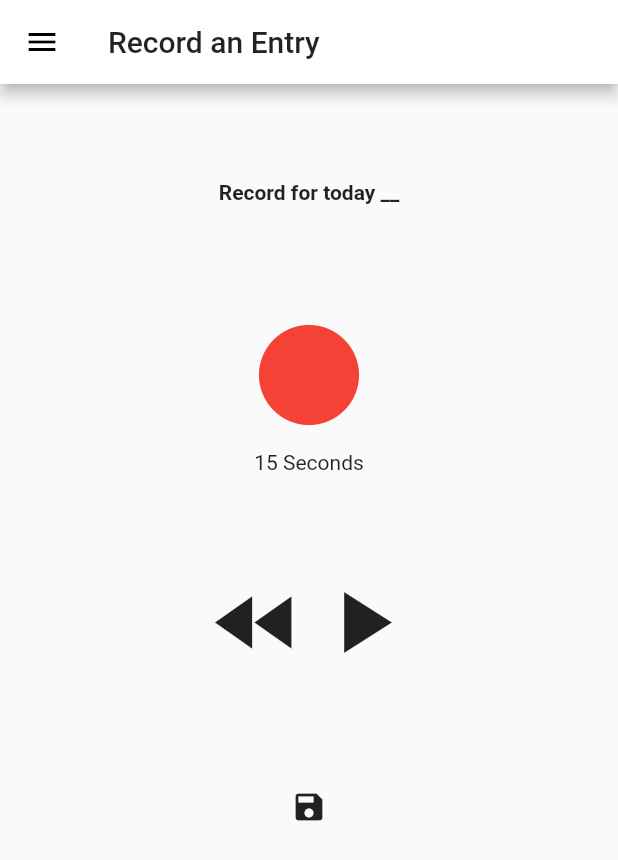
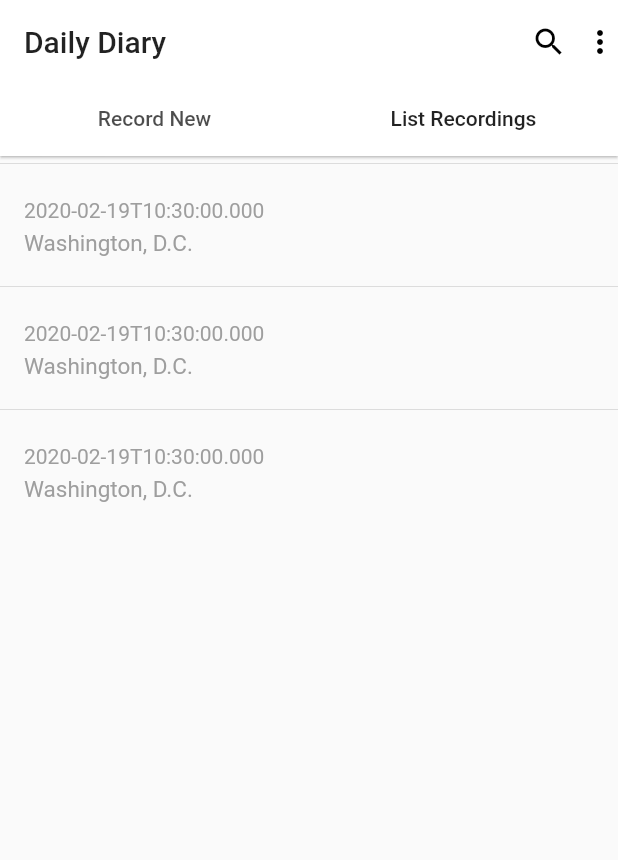
Before and after one commit to claptimes5/daily_diary, a Flutter app: the screen it shows after launch, on a phone screen of 412 x 824 dp. Shown: the top 860 px of the screen. Run offline on Flutter 3.47's test engine with Material 2 defaults, Android fonts, the phone set to English and light mode, and no system bars.

Commit message:
use tab layout instead

```diff
--- /dev/null
+++ b/lib/diary_app_home.dart
@@ -0,0 +1,54 @@
+import 'package:flutter/material.dart';
+import 'package:diary_app/pages/recording_list.dart';
+import 'package:diary_app/pages/recording_screen.dart';
+
+class DiaryAppHome extends StatefulWidget {
+  @override
+  _DiaryAppHomeState createState() => _DiaryAppHomeState();
+}
+
+class _DiaryAppHomeState extends State<DiaryAppHome>
+    with SingleTickerProviderStateMixin {
+  TabController _tabController;
+
+  @override
+  void initState() {
+    super.initState();
+
+    _tabController = TabController(vsync: this, initialIndex: 1, length: 2);
+  }
+
+  @override
+  Widget build(BuildContext context) {
+    return Scaffold(
+      appBar: AppBar(
+        title: Text("Daily Diary"),
+        elevation: 0.7,
+        bottom: TabBar(
+          controller: _tabController,
+          indicatorColor: Colors.white,
+          tabs: <Widget>[
+            Tab(text: "Record New"),
+            Tab(
+              text: "List Recordings",
+            ),
+          ],
+        ),
+        actions: <Widget>[
+          Icon(Icons.search),
+          Padding(
+            padding: const EdgeInsets.symmetric(horizontal: 5.0),
+          ),
+          Icon(Icons.more_vert)
+        ],
+      ),
+      body: TabBarView(
+        controller: _tabController,
+        children: <Widget>[
+          RecordingScreen(),
+          RecordingList(),
+        ],
+      ),
+    );
+  }
+}
--- /dev/null
+++ b/lib/models/recording.dart
@@ -0,0 +1,16 @@
+class Recording {
+//  final String name;
+//  final String message;
+  final DateTime time;
+
+//  final String avatarUrl;
+
+//  Recording({this.name, this.message, this.time, this.avatarUrl});
+  Recording({this.time});
+}
+
+List<Recording> dummyData = [
+  new Recording(time: DateTime.now()),
+  new Recording(time: DateTime.now()),
+  new Recording(time: DateTime.now())
+];
--- /dev/null
+++ b/lib/pages/recording_list.dart
@@ -0,0 +1,55 @@
+import 'package:flutter/material.dart';
+import 'package:diary_app/models/recording.dart';
+
+class RecordingList extends StatefulWidget {
+  @override
+  RecordingListState createState() {
+    return new RecordingListState();
+  }
+}
+
+class RecordingListState extends State<RecordingList> {
+  @override
+  Widget build(BuildContext context) {
+    return new ListView.builder(
+      itemCount: dummyData.length,
+      itemBuilder: (context, i) =>
+      new Column(
+        children: <Widget>[
+          new Divider(
+            height: 10.0,
+          ),
+          new ListTile(
+//            leading: new CircleAvatar(
+//              foregroundColor: Theme
+//                  .of(context)
+//                  .primaryColor,
+//              backgroundColor: Colors.grey,
+//              backgroundImage: new NetworkImage(dummyData[i].avatarUrl),
+//            ),
+            title: new Row(
+              mainAxisAlignment: MainAxisAlignment.spaceBetween,
+              children: <Widget>[
+//                new Text(
+//                  dummyData[i].name,
+//                  style: new TextStyle(fontWeight: FontWeight.bold),
+//                ),
+                new Text(
+                  dummyData[i].time.toIso8601String(),
+                  style: new TextStyle(color: Colors.grey, fontSize: 14.0),
+                ),
+              ],
+            ),
+            subtitle: new Container(
+              padding: const EdgeInsets.only(top: 5.0),
+              child: new Text(
+                'Washington, D.C.',
+                style: new TextStyle(color: Colors.grey, fontSize: 15.0),
+              ),
+            ),
+          )
+        ],
+      ),
+    );
+  }
+}
--- a/lib/recording_screen.dart
+++ b/lib/pages/recording_screen.dart
@@ -3,40 +3,8 @@ import 'package:flutter/material.dart';
 class RecordingScreen extends StatelessWidget {
   @override
   Widget build(BuildContext context) {
-    return Scaffold(
-      appBar: AppBar(title: Text('Record an Entry')),
-      body: _buildPage(),
-      drawer: drawer,
-    );
+    return  _buildPage();
   }
-
-  Widget drawer = Drawer(
-    child: ListView(
-      padding: EdgeInsets.zero,
-      children: const <Widget>[
-        DrawerHeader(
-          decoration: BoxDecoration(
-            color: Colors.blue,
-          ),
-          child: Text(
-            'Daily Diary',
-            style: TextStyle(
-              color: Colors.white,
-              fontSize: 24,
-            ),
-          ),
-        ),
-        ListTile(
-          leading: Icon(Icons.message),
-          title: Text('Record New'),
-        ),
-        ListTile(
-          leading: Icon(Icons.account_circle),
-          title: Text('List Recordings'),
-        ),
-      ],
-    ),
-  );
 
   _buildPage() {
     return Container(
@@ -56,7 +24,7 @@ class RecordingScreen extends StatelessWidget {
       ));
 
   Widget recordSection = Container(
-      padding: const EdgeInsets.all(32),
+//      padding: const EdgeInsets.all(32),
       child: Column(children: [
         Icon(Icons.fiber_manual_record, color: Colors.red, size: 100),
         Text('15 Seconds')
@@ -74,7 +42,7 @@ class RecordingScreen extends StatelessWidget {
           ])));
 
   Widget saveSection = Container(
-      padding: const EdgeInsets.all(32),
+//      padding: const EdgeInsets.all(32),
       child: IconButton(
         icon: Icon(Icons.save),
         onPressed: () {},
```
Also changed, not shown: lib/main.dart (+105 -106 lines).
